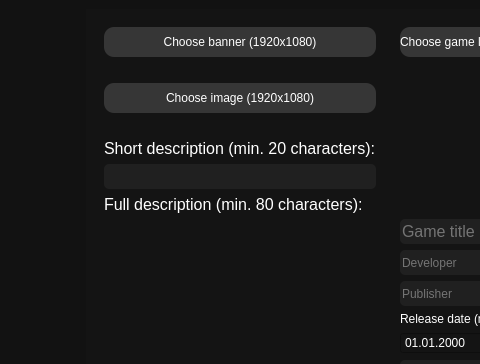
This is Foxlike/gameaddingwindow.ui in Lekantrop-gd/CourseProject as Qt 5 draws it before an edit; both pictures show x 140 to 620 and y 0 to 364 of the 941 by 600 pixel window. The edited form follows.
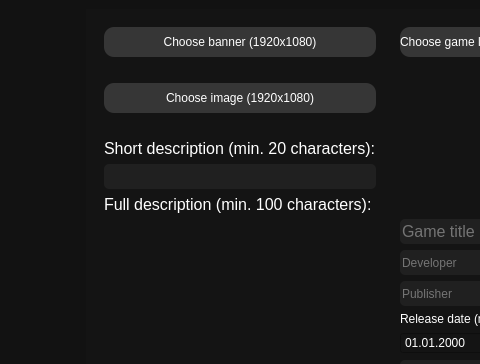
This is the edited form. Icons and pictures are not drawn.

```diff
--- a/Foxlike/gameaddingwindow.ui
+++ b/Foxlike/gameaddingwindow.ui
@@ -14,8 +14,11 @@
    <string>MainWindow</string>
   </property>
   <property name="styleSheet">
-   <string notr="true">background: rgb(18, 18, 18);
-color: rbg(255, 255, 255);</string>
+   <string notr="true">QWidget {
+	background: rgb(18, 18, 18);
+	color: rbg(255, 255, 255);
+}
+</string>
   </property>
   <widget class="QWidget" name="centralwidget">
    <property name="styleSheet">
@@ -154,7 +157,7 @@
              </font>
             </property>
             <property name="text">
-             <string>Full description (min. 80 characters):</string>
+             <string>Full description (min. 100 characters):</string>
             </property>
            </widget>
           </item>
```
Left out of the diff: 38 changed lines with no effect on the pictures.
